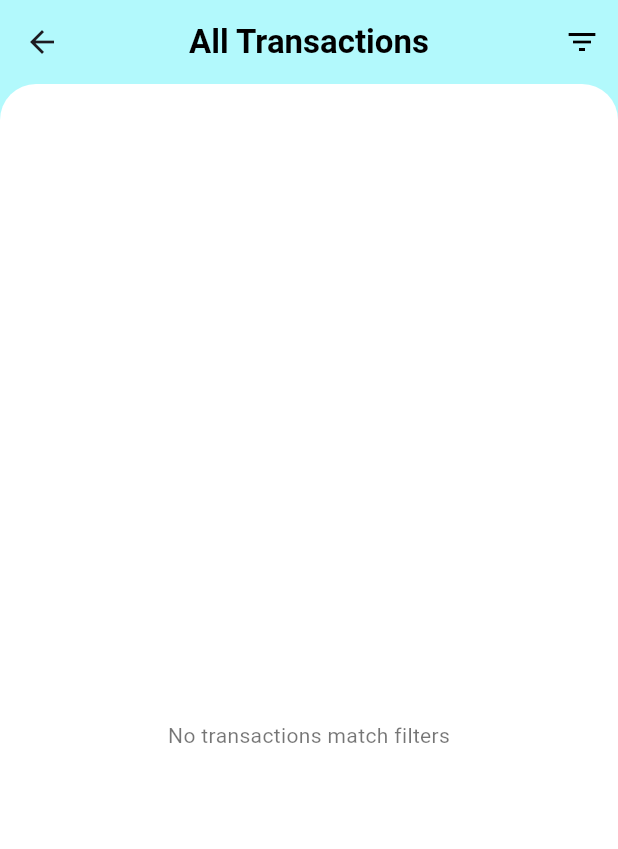
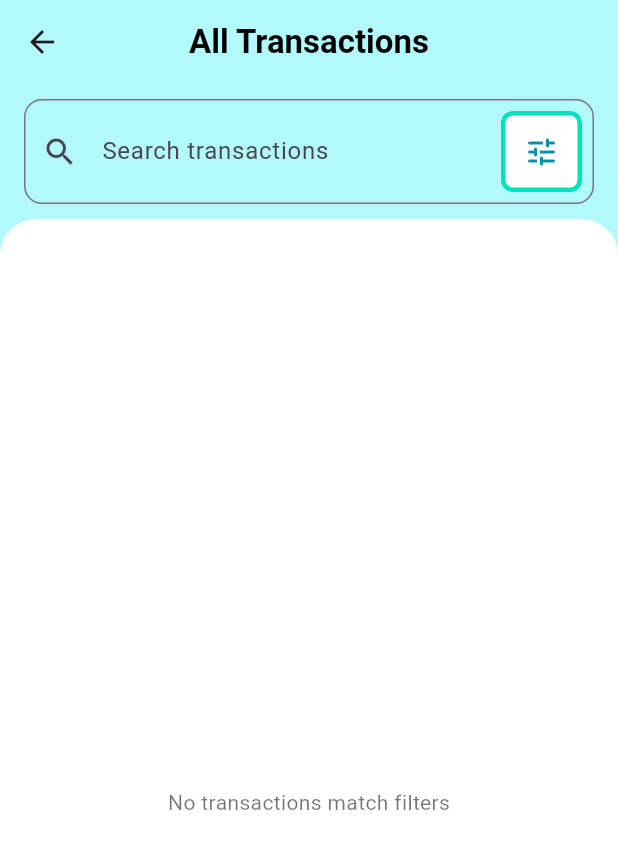
Before and after one commit to aditans/CashTrack, a Flutter app: the TransactionsPage screen opened directly, on a phone screen of 412 x 824 dp. Shown: the top 849 px of the screen. Run offline on Flutter 3.47's test engine with Material 3 defaults, Android fonts, the phone set to English and light mode, and no system bars; our stand-ins replace cached_network_image, cloud_firestore, firebase_auth, firebase_core, fl_chart, flip_card and 14 more; missing offline and left inert: another_telephony, easy_sms_receiver, flutter_chat_core, flutter_chat_ui, flutter_inappwebview, mailer and 2 more; accounts and stored records are empty.

Commit message:
--added search bar and updated filter btn in all transactn page

```diff
--- a/lib/screens/home_screen.dart
+++ b/lib/screens/home_screen.dart
@@ -42,6 +42,7 @@ const tagIconMap = {
   'education': Icons.school,
   'fuel': Icons.local_gas_station,
   'fitness': Icons.fitness_center,
+  'Untagged':Icons.label_off
 
 
 };
@@ -290,6 +291,7 @@ class _HomeState extends State<Home> with WidgetsBindingObserver {
           ),
           Row(
             children: [
+
               // Month Dropdown
               Container(
                 height: MediaQuery.of(context).size.width / 14,
--- a/lib/screens/transactions_page.dart
+++ b/lib/screens/transactions_page.dart
@@ -24,7 +24,7 @@ const tagIconMap = {
   'education': Icons.school,
   'fuel': Icons.local_gas_station,
   'fitness': Icons.fitness_center,
-  'clothing': Icons.shopping_bag,
+  'Untagged':Icons.label_off
 
 
 };
@@ -218,8 +218,19 @@ class _TransactionsPageState extends State<TransactionsPage> {
     if (startDate != null && sms.receivedAt.isBefore(startDate!)) return false;
     if (endDate != null && sms.receivedAt.isAfter(endDate!)) return false;
     if (selectedTags.isNotEmpty && !selectedTags.contains(sms.tag)) return false;
+    if (searchQuery.isNotEmpty) {
+      final q = searchQuery.toLowerCase();
+      final sender = sms.sender?.toLowerCase() ?? '';
+      final tag = sms.tag?.toLowerCase() ?? '';
+      final amount = sms.amount?.toString() ?? '';
+      if (!(sender.contains(q) || tag.contains(q) || amount.contains(q))) {
+        return false;
+      }
+    }
     return true;
   }
+  String searchQuery = '';
+
 
   @override
   Widget build(BuildContext context) {
@@ -237,19 +248,72 @@ class _TransactionsPageState extends State<TransactionsPage> {
           style: TextStyle(color: Colors.black, fontWeight: FontWeight.bold),
         ),
         centerTitle: true,
-        actions: [
-          IconButton(
-            icon: const Icon(Icons.filter_list, color: Colors.black),
-            onPressed: _openFilterSheet,
-          ),
-        ],
+
       ),
 
-      body: ValueListenableBuilder(
+      body: Column(
+        children: [
+          Padding(
+            padding: const EdgeInsets.symmetric(horizontal: 16, vertical: 10),
+            child: TextField(
+              decoration: InputDecoration(
+                prefixIcon: Icon(Icons.search),
+                suffixIcon: Padding(
+                  padding: const EdgeInsets.all(8.0),
+                  child: Container(
+                    decoration: BoxDecoration(
+                      color: Color.fromRGBO(255, 255, 255, 1.0),
+                      borderRadius: BorderRadius.circular(8),
+                      border: Border.all(width:3,color: Color.fromRGBO(
+                          0, 225, 190, 1.0)),
+                    ),
+                    child: IconButton(
+                      icon: const Icon(Icons.tune_rounded, color: Color.fromRGBO(
+                          3, 144, 170, 1.0)),
+                      onPressed: _openFilterSheet,
+
+                    ),
+                  ),
+                ),
+                hintText: 'Search transactions',
+                border: OutlineInputBorder(borderRadius: BorderRadius.circular(12)),
+              ),
+              onChanged: (value) {
+                setState(() => searchQuery = value.trim().toLowerCase());
+              },
+            ),
+          ),
+          Expanded(
+            child: ValueListenableBuilder(
               valueListenable: Hive.box<SmsModel>('smsBox').listenable(),
               builder: (context, Box<SmsModel> box, _) {
-          final messages = box.values.where(_matchesFilters).toList()
-            ..sort((a, b) => b.receivedAt.compareTo(a.receivedAt));
+                final messages = box.values.where(_matchesFilters).toList();
+                if (searchQuery.isNotEmpty) {
+                  final q = searchQuery.toLowerCase();
+                  messages.sort((a, b) {
+                    final aSender = a.sender?.toLowerCase() ?? '';
+                    final bSender = b.sender?.toLowerCase() ?? '';
+
+                    // Highest priority: sender STARTS with q
+                    final aStarts = aSender.startsWith(q);
+                    final bStarts = bSender.startsWith(q);
+
+                    if (aStarts && !bStarts) return -1;
+                    if (!aStarts && bStarts) return 1;
+
+                    // Secondary: sender contains q (not at start)
+                    final aContains = aSender.contains(q);
+                    final bContains = bSender.contains(q);
+
+                    if (aContains && !bContains) return -1;
+                    if (!aContains && bContains) return 1;
+
+                    // Fallback: original order (most recent first)
+                    return b.receivedAt.compareTo(a.receivedAt);
+                  });
+                } else {
+                  messages.sort((a, b) => b.receivedAt.compareTo(a.receivedAt));
+                }
 
                 return Container(
                   decoration: const BoxDecoration(
@@ -348,6 +412,9 @@ class _TransactionsPageState extends State<TransactionsPage> {
                 );
               },
             ),
+          ),
+        ],
+      ),
 
     );
   }
```
Lines whose indentation alone changed are shown as unchanged.
